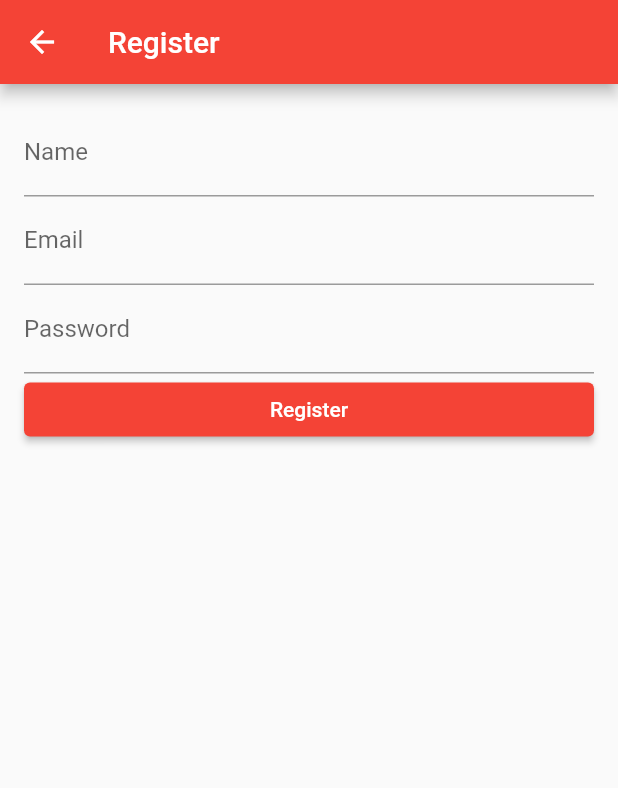
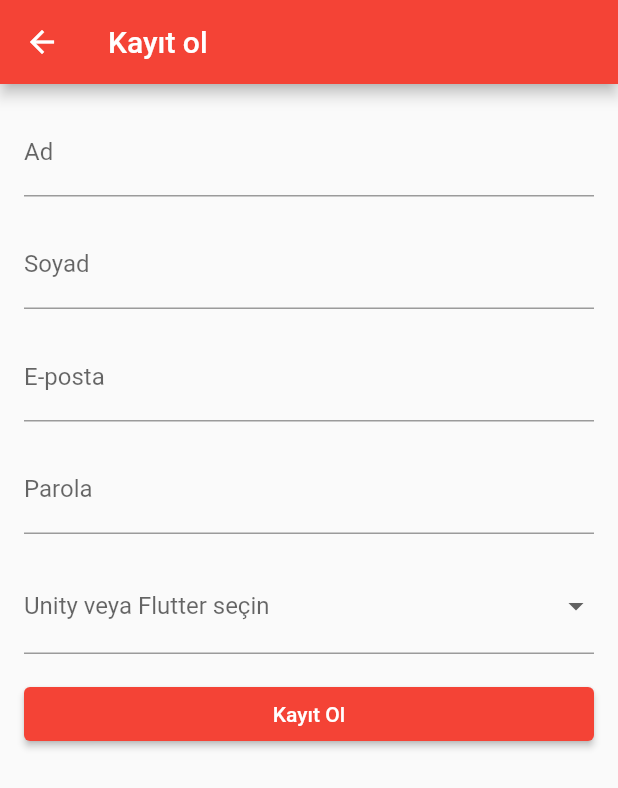
Before and after one commit to isooo82/calisma_destek_01, a Flutter app: the screen it shows after launch, after a tap on "Register now", on a phone screen of 412 x 824 dp. Shown: the top 788 px of the screen. Run offline on Flutter 3.47's test engine with Material 2 defaults, Android fonts, the phone set to English and light mode, and no system bars; our stand-ins replace curved_navigation_bar.

Commit message:
güncelleme ve ekleme yapıldı. Şu an parolamı unuttum ve register sayfaları eklendi.

```diff
--- a/lib/screens/login_screen.dart
+++ b/lib/screens/login_screen.dart
@@ -3,20 +3,23 @@ import 'package:calisma_destek_01/screens/register_screen.dart';
 import '../components/my_button.dart';
 import '../components/my_textfield.dart';
 import '../components/square_tile.dart';
+import 'forgot_password_screen.dart';
 import 'home_screen.dart';
 
 class LoginPage extends StatelessWidget {
   LoginPage({super.key});
 
   // text editing controllers
-  final usernameController = TextEditingController();
+
   final passwordController = TextEditingController();
 
   @override
   Widget build(BuildContext context) {
     return Scaffold(
-      backgroundColor: Colors.grey[300],
+      extendBodyBehindAppBar: true,
+      backgroundColor: Colors.white,
       body: SafeArea(
+        child: SingleChildScrollView(
           child: Center(
             child: Column(
               mainAxisAlignment: MainAxisAlignment.center,
@@ -25,57 +28,107 @@ class LoginPage extends StatelessWidget {
 
                 // logo
                 const Icon(
-                Icons.lock,
-                size: 100,
+                  Icons.add_alert,
+                  size: 75,
                 ),
 
                 const SizedBox(height: 50),
 
                 // welcome back, you've been missed!
                 Text(
-                'Welcome back you\'ve been missed!',
+                  'Hoşgeldin',
                   style: TextStyle(
                     color: Colors.grey[700],
-                  fontSize: 16,
+                    fontSize: 25,
                   ),
                 ),
 
-              const SizedBox(height: 25),
+                const SizedBox(height: 50),
 
                   // username textfield
-              MyTextField(
-                controller: usernameController,
-                hintText: 'Username',
-                obscureText: false,
+                Container(
+                  margin: EdgeInsets.symmetric(horizontal: 20.0),
+                  decoration: BoxDecoration(
+                    color: Colors.black,
+                    borderRadius: BorderRadius.circular(75),
+                  ),
+                  child: TextFormField(
+                    style: const TextStyle(
+                      color: Colors.white,
+                    ),
+                    textAlignVertical: TextAlignVertical.center,
+                    decoration: const InputDecoration(
+                      border: InputBorder.none,
+                      prefixIcon: Icon(
+                        Icons.people_alt_outlined,
+                        color: Colors.white,
+                      ),
+                      hintText: "Kullanıcı Adı ya da E-mail Adresi",
+                      hintStyle: TextStyle(
+                        color: Colors.white,
+                        fontStyle: FontStyle.italic,
+                        fontSize: 16.0,
+                      ),
+                    ),
+                  ),
                 ),
 
-              const SizedBox(height: 10),
+                Padding(
+                  padding: EdgeInsets.only(top: 10, bottom: 10),
+                ),
 
-              // password textfield
-              MyTextField(
-                controller: passwordController,
-                hintText: 'Password',
+                Container(
+                  margin: EdgeInsets.symmetric(horizontal: 20.0),
+                  decoration: BoxDecoration(
+                    color: Colors.black,
+                    borderRadius: BorderRadius.circular(75),
+                  ),
+                  child: TextFormField(
+                    style: const TextStyle(
+                      color: Colors.white,
+                    ),
+                    textAlignVertical: TextAlignVertical.center,
+                    decoration: const InputDecoration(
+                      border: InputBorder.none,
+                      prefixIcon: Icon(
+                        Icons.key,
+                        color: Colors.white,
+                      ),
+                      hintText: "Parola",
+                      hintStyle: TextStyle(
+                        color: Colors.white,
+                        fontStyle: FontStyle.italic,
+                        fontSize: 16.0,
+                      ),
+                    ),
                     obscureText: true,
                   ),
+                ),
 
-              const SizedBox(height: 10),
-
+                const SizedBox(height: 5),
                 // forgot password?
-              Padding(
+                GestureDetector(
+                  onTap: () {
+                    Navigator.push(
+                      context,
+                      MaterialPageRoute(builder: (context) => ForgotPasswordScreen()),
+                    );
+                  },
+                  child: Padding(
                     padding: const EdgeInsets.symmetric(horizontal: 25.0),
                     child: Row(
                       mainAxisAlignment: MainAxisAlignment.end,
                       children: [
                         Text(
                           'Forgot Password?',
-                      style: TextStyle(color: Colors.grey[600]),
+                          style: TextStyle(color: Colors.black),
                         ),
                       ],
                     ),
                   ),
+                ),
 
-              const SizedBox(height: 25),
-
+                const SizedBox(height: 50),
                 // sign in button
                 MyButton(
                   onTap: () {
@@ -86,8 +139,9 @@ class LoginPage extends StatelessWidget {
                   },
                 ),
 
-              const SizedBox(height: 50),
-
+                Padding(
+                  padding: EdgeInsets.only(top: 10, bottom: 10),
+                ),
                 // or continue with
                 Padding(
                   padding: const EdgeInsets.symmetric(horizontal: 25.0),
@@ -120,32 +174,39 @@ class LoginPage extends StatelessWidget {
                 Row(
                   mainAxisAlignment: MainAxisAlignment.center,
                   children: [
-                  Text(
-                    'Not a member?',
-                    style: TextStyle(color: Colors.grey[700]),
-                  ),
-                  const SizedBox(width: 4),
                     GestureDetector(
                       onTap: () {
                         Navigator.push(
                           context,
-                        MaterialPageRoute(builder: (context) => RegisterScreen()),
+                          PageRouteBuilder(
+                            pageBuilder:
+                                (context, animation, secondaryAnimation) =>
+                                    RegisterScreen(),
+                            transitionsBuilder: (context, animation,
+                                secondaryAnimation, child) {
+                              return FadeTransition(
+                                opacity: animation,
+                                child: child,
+                              );
+                            },
+                          ),
                         );
                       },
                       child: const Text(
                         'Register now',
                         style: TextStyle(
-                        color: Colors.blue,
+                          color: Colors.black,
                           fontWeight: FontWeight.bold,
                         ),
                       ),
-                  )
+                    ),
                   ],
                 )
               ],
             ),
           ),
         ),
+      ),
     );
   }
 }
--- a/lib/screens/register_screen.dart
+++ b/lib/screens/register_screen.dart
@@ -1,80 +1,135 @@
 import 'package:flutter/material.dart';
 
 class RegisterScreen extends StatefulWidget {
+  const RegisterScreen({Key? key}) : super(key: key);
+
   @override
   _RegisterScreenState createState() => _RegisterScreenState();
 }
 
 class _RegisterScreenState extends State<RegisterScreen> {
+  String? _selectedOption;
+
   final _formKey = GlobalKey<FormState>();
-  late String _name, _email, _password;
+  final _nameController = TextEditingController();
+  final _surnameController = TextEditingController();
+  final _emailController = TextEditingController();
+  final _passwordController = TextEditingController();
 
   @override
   Widget build(BuildContext context) {
     return Scaffold(
       appBar: AppBar(
-        title: Text('Register'),
+        title: Text('Kayıt ol'),
       ),
       body: Padding(
         padding: const EdgeInsets.all(16.0),
-        child: Form(
-          key: _formKey,
         child: Column(
           crossAxisAlignment: CrossAxisAlignment.stretch,
-            children: <Widget>[
+          children: [
             TextFormField(
-                decoration: InputDecoration(labelText: 'Name'),
+              controller: _nameController,
+              decoration: InputDecoration(
+                labelText: 'Ad',
+              ),
               validator: (value) {
                 if (value!.isEmpty) {
-                    return 'Please enter your name';
+                  return 'Ad alanı boş bırakılamaz';
                 }
                 return null;
                 },
-                onSaved: (value) => _name = value!,
             ),
+          SizedBox(height: 16.0),
           TextFormField(
-                decoration: InputDecoration(labelText: 'Email'),
-                keyboardType: TextInputType.emailAddress,
+            controller: _surnameController,
+            decoration: InputDecoration(
+              labelText: 'Soyad',
+            ),
             validator: (value) {
               if (value!.isEmpty) {
-                    return 'Please enter your email';
-                  }
-                  if (!value.contains('@')) {
-                    return 'Please enter a valid email address';
+                return 'Soyad boş bırakılamaz.';
               }
               return null;
             },
-                onSaved: (value) => _email = value!,
           ),
+          SizedBox(height: 16.0),
             TextFormField(
-                decoration: InputDecoration(labelText: 'Password'),
-                obscureText: true,
+              controller: _emailController,
+              keyboardType: TextInputType.emailAddress,
+              decoration: InputDecoration(
+                labelText: 'E-posta',
+              ),
               validator: (value) {
                 if (value!.isEmpty) {
-                    return 'Please enter a password';
+                  return 'E-posta alanı boş bırakılamaz.';
                 }
-                  if (value.length < 6) {
-                    return 'Password should be at least 6 characters';
+                if (!value.contains('@')) {
+                  return 'Geçerli bir e-posta adresi girin.';
                 }
                 return null;
               },
-                onSaved: (value) => _password = value!,
             ),
+            SizedBox(height: 16.0),
+            TextFormField(
+              controller: _passwordController,
+              obscureText: true,
+              decoration: InputDecoration(
+                labelText: 'Parola',
+              ),
+              validator: (value) {
+                if (value!.isEmpty) {
+                  return 'Parola alanı boş bırakılamaz.';
+                }
+                if (value.length < 6) {
+                  return 'Parola en az 6 karakter olmalıdır.';
+                }
+                return null;
+              },
+            ),
+            SizedBox(height: 16.0),
+            DropdownButtonFormField<String>(
+              decoration: InputDecoration(
+                labelText: 'Unity veya Flutter seçin',
+              ),
+              value: _selectedOption,
+              items: ['Unity', 'Flutter'].map((option) {
+                return DropdownMenuItem<String>(
+                  value: option,
+                  child: Text(option),
+                );
+              }).toList(),
+              onChanged: (value) {
+                setState(() {
+                  _selectedOption = value;
+                });
+              },
+            ),
+            SizedBox(height: 16.0),
             ElevatedButton(
-                child: Text('Register'),
               onPressed: () {
                 if (_formKey.currentState!.validate()) {
-                    _formKey.currentState!.save();
-                    print('Name: $_name');
-                    print('Email: $_email');
-                    print('Password: $_password');
+                  // form alanları doğru şekilde doldurulduğunda burası çalışır
+                  String name = _nameController.text;
+                  String surname = _surnameController.text;
+                  String email = _emailController.text;
+                  String password = _passwordController.text;
+                  String? selectedOption = _selectedOption;
+
+                  // Bu bilgileri veri tabanına kaydedebilirsiniz veya
+                  // başka bir işlem yapabilirsiniz.
+
+                  // Kayıt işlemi tamamlandıktan sonra, kullanıcıyı ana sayfaya yönlendirin:
+                  Navigator.pushReplacementNamed(context, '/');
                 }
               },
+              child: Text('Kayıt Ol'),
             ),
           ],
         ),
       ),
-      ),
     );
   }
+
+
+
 }
```
Also changed, not shown: lib/screens/forgot_password_screen.dart (added, +112 -0 lines). Lines whose indentation alone changed are shown as unchanged.
